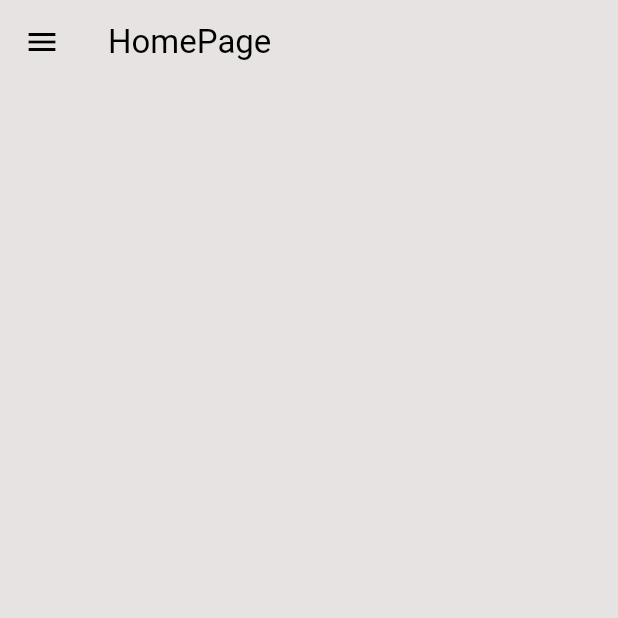
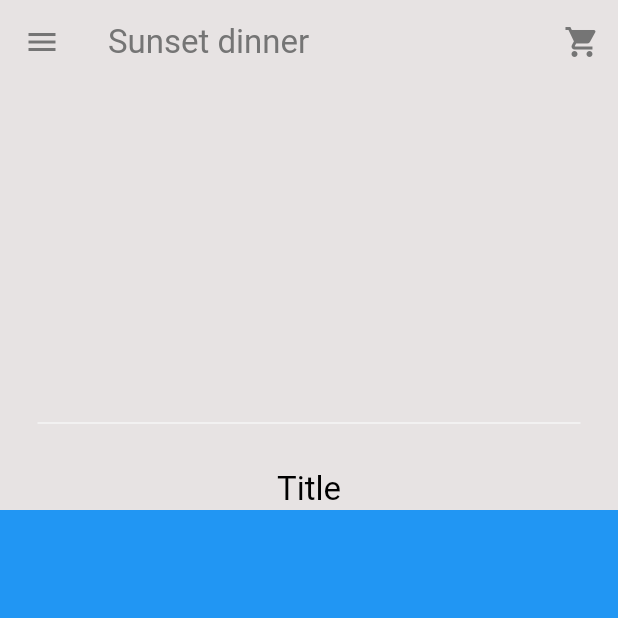
Before and after one commit to prissmarquez/delivery_application, a Flutter app: the screen it shows after launch, after a tap on "Sign In", on a phone screen of 412 x 824 dp, the top half of it. Run offline on Flutter 3.47's test engine with Material 3 defaults, Android fonts, the phone set to English and light mode, and no system bars.

Commit message:
last change

```diff
--- a/lib/components/silverAppBar.dart
+++ b/lib/components/silverAppBar.dart
@@ -0,0 +1,41 @@
+import 'package:flutter/cupertino.dart';
+import 'package:flutter/material.dart';
+
+class sliverappbar extends StatelessWidget {
+  final Widget child;
+  final Widget title;
+  const sliverappbar({
+    required this.child,
+    required this.title,
+    super.key
+    });
+
+  @override
+  Widget build(BuildContext context) {
+    return SliverAppBar(
+      expandedHeight: 340,
+      collapsedHeight: 120,
+      pinned: true,
+      floating: false,
+      actions: [
+        //cart button
+        IconButton(
+        onPressed: () {},
+        icon: Icon(Icons.shopping_cart))
+      ],
+      backgroundColor: Theme.of(context).colorScheme.background,
+      foregroundColor: Theme.of(context).colorScheme.inversePrimary,
+      title: Text("Sunset dinner"),
+      flexibleSpace: FlexibleSpaceBar(
+        background: Padding(
+          padding: const EdgeInsets.only(bottom: 50.0),
+          child: child,
+        ),
+        title: title,
+        centerTitle: true,
+        titlePadding: EdgeInsets.only(left: 0, right: 0, top: 0),
+        expandedTitleScale: 1,
+      ),
+    );
+  }
+}
--- a/lib/pages/homePage.dart
+++ b/lib/pages/homePage.dart
@@ -1,4 +1,5 @@
 import 'package:deliver/components/MyDrawer.dart';
+import 'package:deliver/components/silverAppBar.dart';
 import 'package:flutter/material.dart';
 
 class Homepage extends StatefulWidget {
@@ -13,14 +14,30 @@
   Widget build(BuildContext context) {
     return Scaffold(
       backgroundColor: Theme.of(context).colorScheme.background,
-      appBar: AppBar(
-       title: Text(
-        "HomePage"
-       ),
-       backgroundColor: Theme.of(context).colorScheme.background,
+      drawer: Mydrawer(),
+      body: NestedScrollView(
+       headerSliverBuilder: (context, innerBoxIsScrolled) => [
+       sliverappbar(
+        child: Column(
+          mainAxisAlignment: MainAxisAlignment.end,
+          children: [
+            Divider(
+              indent: 25,
+              endIndent: 25,
+              color: Theme.of(context).colorScheme.secondary
+            ),
+           //my current location
+
+           //description box
+          ]
+        ),
+        title: Text("Title")
+        )
+      ] ,
+     body: Container(
+        color: Colors.blue,
       ),
-      drawer: Mydrawer(),
-
+    )
     );
   }
 }
```
